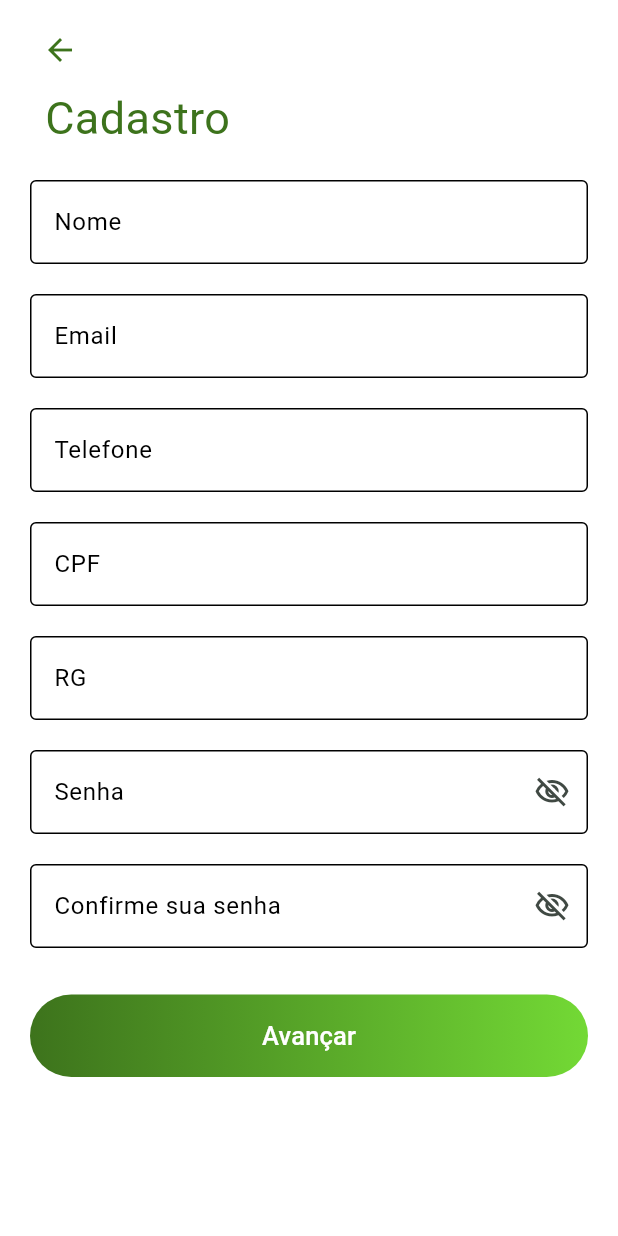
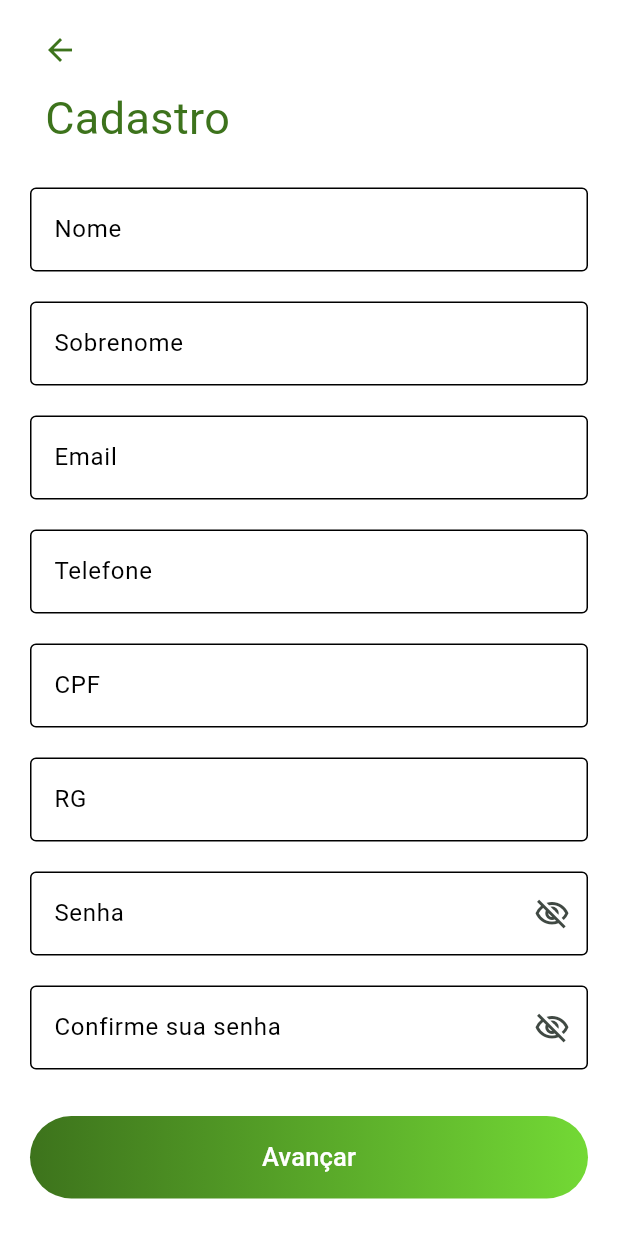
Before and after one commit to ribollitiago/auth_fb, a Flutter app: the screen it shows after launch, after a tap on "Cadastrar", on a phone screen of 412 x 824 dp. Run offline on Flutter 3.47's test engine with Material 3 defaults, Android fonts, the phone set to English and light mode, and no system bars; our stand-ins replace cloud_firestore, firebase_auth, firebase_core, flutter_mobx, flutter_svg, lottie and 2 more; accounts and stored records are empty; generated files the repository leaves out were written again.

Commit message:
Map de parceiros e configurando Nomes e sobrenomes

```diff
--- a/lib/main.dart
+++ b/lib/main.dart
@@ -4,6 +4,7 @@ import 'package:auth_sql/screens/home/initial_page.dart';
 import 'package:auth_sql/store/auth/auth.store.dart';
 import 'package:auth_sql/store/auth/register.store.dart';
 import 'package:auth_sql/store/calendar/calendar.store.dart';
+import 'package:auth_sql/store/partner.store.dart';
 import 'package:flutter/material.dart';
 import 'package:firebase_core/firebase_core.dart';
 import 'package:provider/provider.dart';
@@ -35,6 +36,9 @@ class MyApp extends StatelessWidget {
         Provider<RegisterStore>(
           create: (_) => RegisterStore(),
         ),
+        Provider<PartnerStore>(
+          create: (_) => PartnerStore(),
+        ),
       ],
       child: MaterialApp(
         debugShowCheckedModeBanner: false,
--- a/lib/screens/auth/register/register.dart
+++ b/lib/screens/auth/register/register.dart
@@ -21,6 +21,7 @@ class _RegisterScreenState extends State<RegisterScreen> {
   final TextEditingController _passwordController = TextEditingController();
   final TextEditingController _confirmPasswordController =
       TextEditingController();
+  String _name = '';
   late String _password;
 
   //bool para deixar a senha visivel ou não
@@ -49,6 +50,9 @@ class _RegisterScreenState extends State<RegisterScreen> {
                     key: formKey,
                     child: Column(
                       children: [
+
+                        const SizedBox(height: 5),
+
                         TextFieldString(
                           labelText: 'Nome',
                           hintText: "Digite o Nome",
@@ -58,8 +62,27 @@ class _RegisterScreenState extends State<RegisterScreen> {
                             if (text!.isEmpty) {
                               return "Digite o Nome";
                             }
-                            store.setName(text);
+                            _name += "$text ";
                             return null;
+                          },
+                        ),
+
+                        const SizedBox(height: 20),
+
+                        TextFieldString(
+                          labelText: 'Sobrenome',
+                          hintText: "Digite o Sobrenome",
+                          text: _emailController.text,
+                          shouldValidate: true,
+                          validator: (text) {
+                            if (text!.isEmpty) {
+                              return "Digite o Sobrenome";
+                            }
+                            if (_name.trim().isNotEmpty) {
+                              _name += text;
+                              store.setName(_name);
+                              return null;
+                            }
                           },
                         ),
 
```
Also changed, not shown: lib/screens/home/home_page.dart (+15 -2 lines), lib/store/partner.store.dart (+33 -29 lines).
